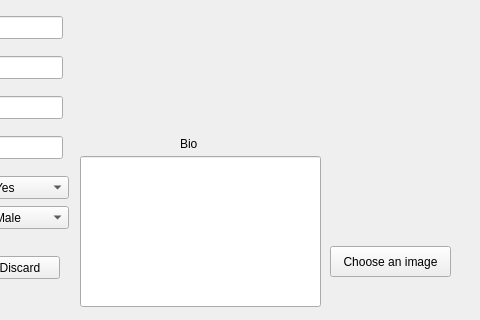
Above: pet_tinder/gui/adopteeaddpet.ui from CS-205-S21/team_1_4 before the change; both pictures show x 150 to 630 and y 104 to 424 of the 630 by 424 pixel window. Below: the same form after it.
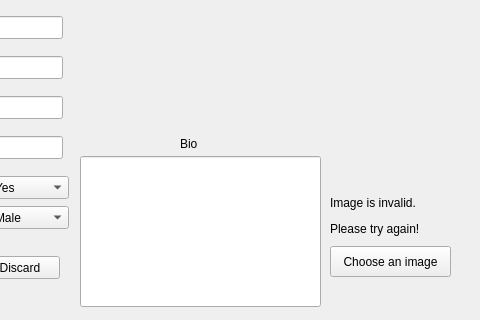
That is the form after the change.

Diff of the .ui file:
```diff
--- a/pet_tinder/gui/adopteeaddpet.ui
+++ b/pet_tinder/gui/adopteeaddpet.ui
@@ -325,6 +325,19 @@
     <set>Qt::AlignLeading|Qt::AlignLeft|Qt::AlignTop</set>
    </property>
   </widget>
+  <widget class="QLabel" name="invalidImageLabel">
+   <property name="geometry">
+    <rect>
+     <x>480</x>
+     <y>300</y>
+     <width>131</width>
+     <height>41</height>
+    </rect>
+   </property>
+   <property name="text">
+    <string>&lt;html&gt;&lt;head/&gt;&lt;body&gt;&lt;p&gt;Image is invalid.&lt;/p&gt;&lt;p&gt;Please try again!&lt;/p&gt;&lt;/body&gt;&lt;/html&gt;</string>
+   </property>
+  </widget>
  </widget>
  <resources/>
  <connections/>
```
